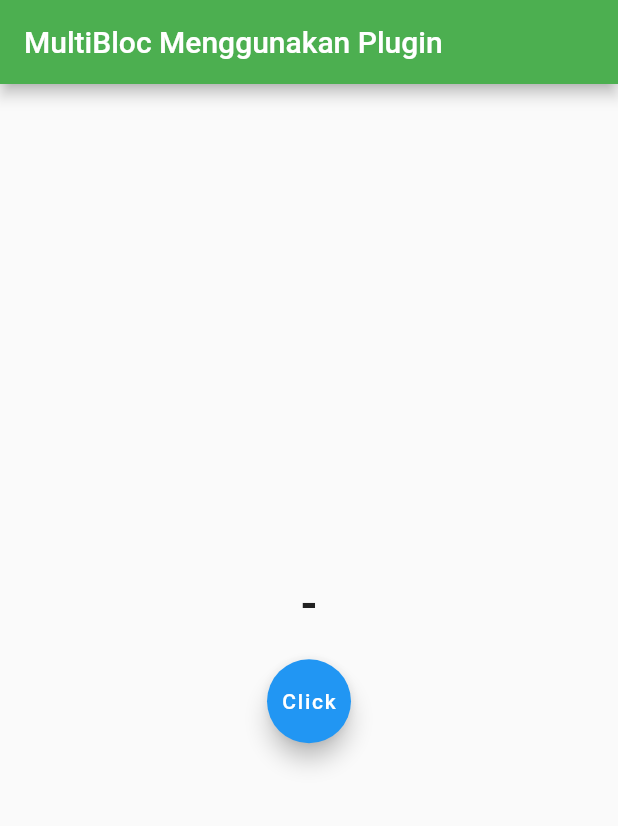
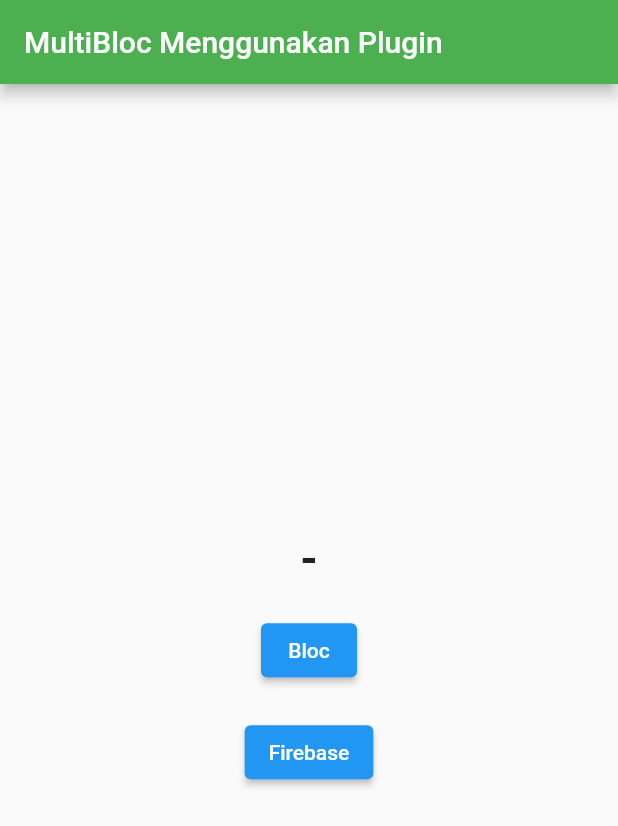
Before and after one commit to dikynugraha1111/Flutter_Multi_Bloc_Plugin, a Flutter app: the screen it shows after launch, on a phone screen of 412 x 824 dp. Shown: the top 826 px of the screen. Run offline on Flutter 3.47's test engine with Material 2 defaults, Android fonts, the phone set to English and light mode, and no system bars; our stand-ins replace bloc, equatable, flutter_bloc; missing offline and left inert: cloud_firestore_web, dart:html, firebase_core_web; accounts and stored records are empty.

Commit message:
Add
-FireBase, Retry Implemented in Flutter 2.0

```diff
--- a/lib/UI/Main_Page.dart
+++ b/lib/UI/Main_Page.dart
@@ -3,6 +3,8 @@
 import 'package:flutterplugin/UI/Change_Pange.dart';
 import 'package:flutterplugin/bloc/color_bloc.dart';
 import 'package:flutterplugin/bloc/counter_bloc.dart';
+
+import 'Firebase.dart';
 
 class MainPage extends StatefulWidget {
   const MainPage({Key? key}) : super(key: key);
@@ -43,14 +45,26 @@
                 new SizedBox(
                   height: 20.0,
                 ),
-                new FloatingActionButton(
+                new ElevatedButton(
                   onPressed: () {
                     Navigator.of(context).push(
                         new MaterialPageRoute(builder: (BuildContext context) {
                       return ChangePage();
                     }));
                   },
-                  child: new Text("Click"),
+                  child: new Text("Bloc"),
+                ),
+                new SizedBox(
+                  height: 20.0,
+                ),
+                new ElevatedButton(
+                  onPressed: () {
+                    Navigator.of(context).push(
+                        new MaterialPageRoute(builder: (BuildContext context) {
+                      return FireBase();
+                    }));
+                  },
+                  child: new Text("Firebase"),
                 )
 
                 // new Row(
--- a/pubspec.yaml
+++ b/pubspec.yaml
@@ -28,6 +28,9 @@
   flutter_bloc: ^7.1.0
   bloc_test: 8.1.0
   equatable: 2.0.3
+
+  firebase_core: ^1.4.0
+  cloud_firestore: ^2.4.0
   # The following adds the Cupertino Icons font to your application.
   # Use with the CupertinoIcons class for iOS style icons.
   cupertino_icons: ^1.0.2
```
Also changed, not shown: lib/UI/Firebase.dart (added, +85 -0 lines), lib/generated_plugin_registrant.dart (added, +17 -0 lines), 2 other files.
